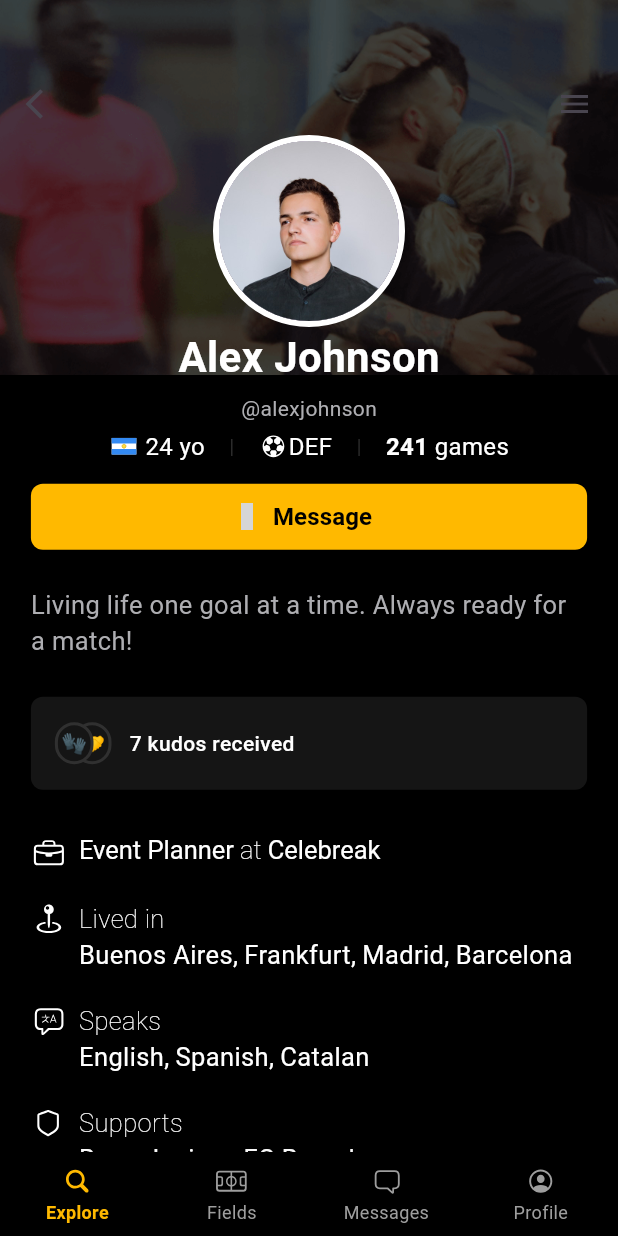
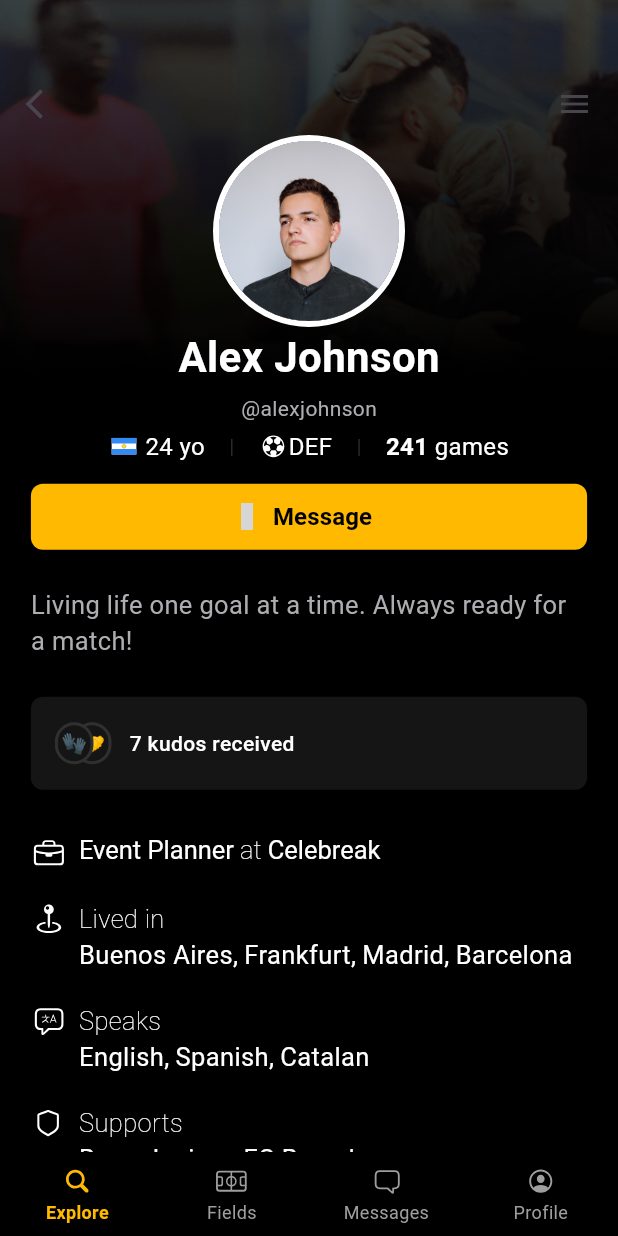
Before and after one commit to vladi2998/celebreak_profile_page, a Flutter app: the screen it shows after launch, on a phone screen of 412 x 824 dp. Run offline on Flutter 3.47's test engine with Material 3 defaults, Android fonts, the phone set to English and light mode, and no system bars; our stand-ins replace eva_icons_flutter, flutter_svg; project files that could hold a hidden picture were left out; grey boxes are pictures that could not be loaded.

Commit message:
final commit! MVP is done!

```diff
--- a/lib/src/features/profile/presentation/widgets/profile_header.dart
+++ b/lib/src/features/profile/presentation/widgets/profile_header.dart
@@ -17,11 +17,28 @@ class ProfileHeader extends StatelessWidget {
         // 1. Background image
         Container(
           margin: EdgeInsets.only(bottom: bottom),
-          child: Image.asset(
-            'assets/images/png/user_profile_bg_img.png',
-            width: double.infinity,
-            height: profileBackgroundHeight,
-            fit: BoxFit.cover,
+          height: profileBackgroundHeight,
+          width: double.infinity,
+          child: Stack(
+            children: [
+              Image.asset(
+                'assets/images/png/user_profile_bg_img.png',
+                width: double.infinity,
+                height: profileBackgroundHeight,
+                fit: BoxFit.cover,
+              ),
+              // fade overlay
+              Container(
+                decoration: const BoxDecoration(
+                  gradient: LinearGradient(
+                    begin: Alignment.topCenter,
+                    end: Alignment.bottomCenter,
+                    colors: [Colors.transparent, Colors.black],
+                    stops: [0.0, 1.0],
+                  ),
+                ),
+              ),
+            ],
           ),
         ),
         // 2. Dark Overlay
```
